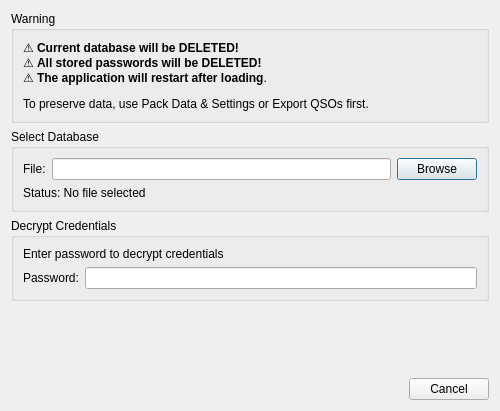
The window that ui/LoadDatabaseDialog.ui (foldynl/QLog) describes before a commit, drawn with Qt 5.
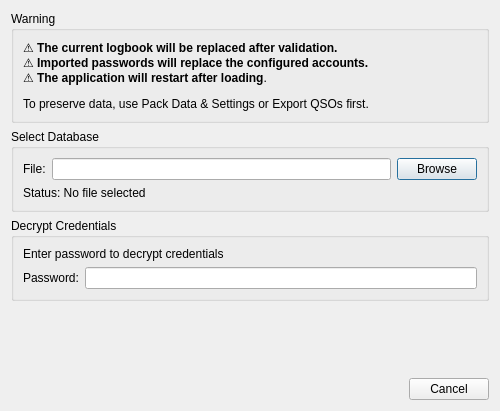
The same window after the commit. Icons and pictures are not drawn.

Commit message:
Make database import recoverable and coordinate restart
Validate staged databases before publication and retain the original
through credential restoration. Resume interrupted imports without
replacing published QSOs or reapplying settings.

Check cleanup failures and coordinate restart through the instance guard.

The edit to the form file:
```diff
--- a/ui/LoadDatabaseDialog.ui
+++ b/ui/LoadDatabaseDialog.ui
@@ -26,7 +26,7 @@
       <item>
        <widget class="QLabel" name="warningLabel">
         <property name="text">
-         <string>&lt;html&gt;&lt;head/&gt;&lt;body&gt;&lt;p&gt;⚠ &lt;span style=&quot; font-weight:700;&quot;&gt;Current database will be DELETED!&lt;/span&gt;&lt;br/&gt;⚠ &lt;span style=&quot; font-weight:700;&quot;&gt;All stored passwords will be DELETED!&lt;/span&gt;&lt;br/&gt;⚠ &lt;span style=&quot; font-weight:700;&quot;&gt;The application will restart after loading&lt;/span&gt;.&lt;/p&gt;&lt;p&gt;To preserve data, use Pack Data &amp;amp; Settings or Export QSOs first.&lt;/p&gt;&lt;/body&gt;&lt;/html&gt;</string>
+         <string>&lt;html&gt;&lt;head/&gt;&lt;body&gt;&lt;p&gt;⚠ &lt;span style=&quot; font-weight:700;&quot;&gt;The current logbook will be replaced after validation.&lt;/span&gt;&lt;br/&gt;⚠ &lt;span style=&quot; font-weight:700;&quot;&gt;Imported passwords will replace the configured accounts.&lt;/span&gt;&lt;br/&gt;⚠ &lt;span style=&quot; font-weight:700;&quot;&gt;The application will restart after loading&lt;/span&gt;.&lt;/p&gt;&lt;p&gt;To preserve data, use Pack Data &amp;amp; Settings or Export QSOs first.&lt;/p&gt;&lt;/body&gt;&lt;/html&gt;</string>
         </property>
        </widget>
       </item>
```
The commit also changes 19 other files.
